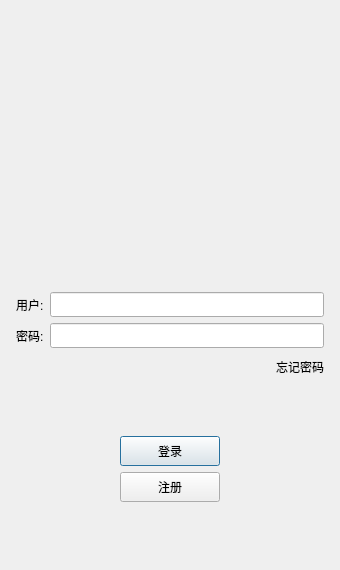
Before: the Qt Designer form client/logindialog.ui in xzz2624/zxzchat, drawn with Qt 5.
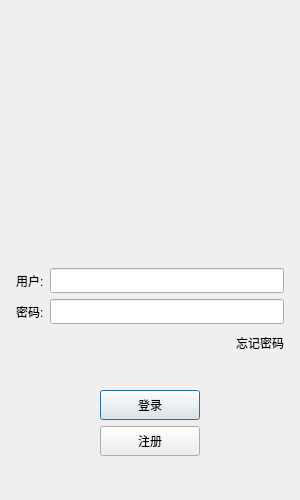
After: the same form once the commit is applied. Icons and pictures are not drawn.

Diff of the .ui file:
```diff
--- a/client/logindialog.ui
+++ b/client/logindialog.ui
@@ -6,10 +6,22 @@
    <rect>
     <x>0</x>
     <y>0</y>
-    <width>340</width>
-    <height>570</height>
+    <width>300</width>
+    <height>500</height>
    </rect>
   </property>
+  <property name="minimumSize">
+   <size>
+    <width>300</width>
+    <height>500</height>
+   </size>
+  </property>
+  <property name="maximumSize">
+   <size>
+    <width>300</width>
+    <height>500</height>
+   </size>
+  </property>
   <property name="windowTitle">
    <string>Dialog</string>
   </property>
```
